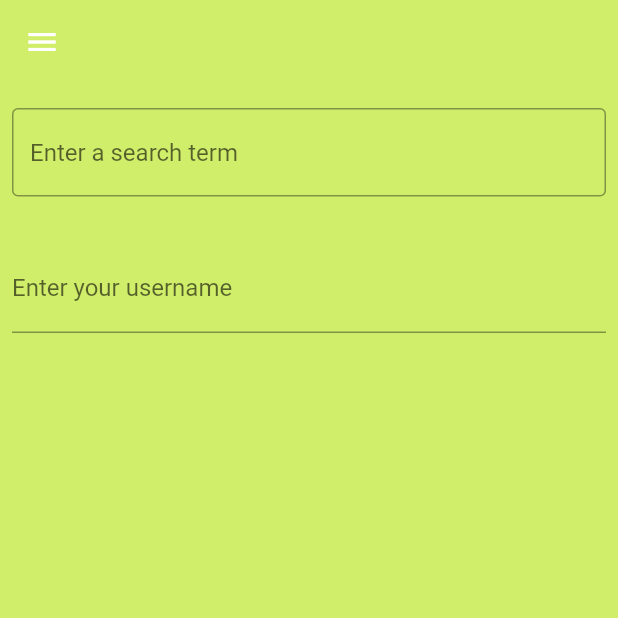
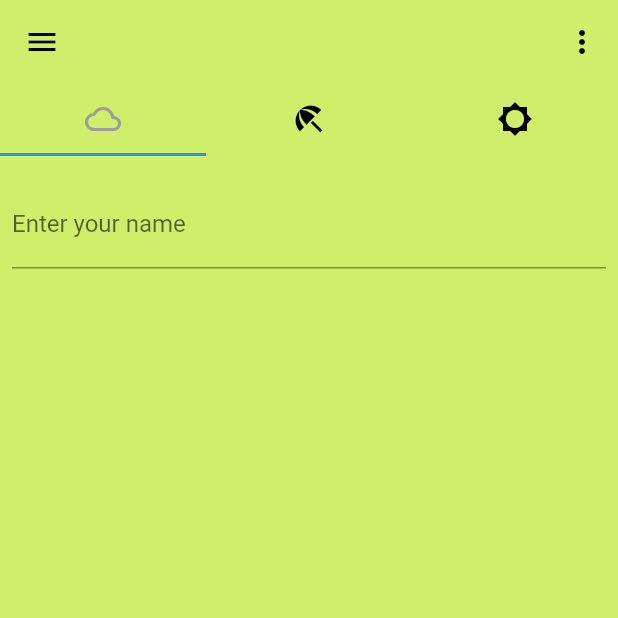
Before and after one commit to Madhukaran/alert_system, a Flutter app: the screen it shows after launch, on a phone screen of 412 x 824 dp, the top half of it. Run offline on Flutter 3.47's test engine with Material 2 defaults, Android fonts, the light colour scheme and no system bars.

Commit message:
added tab view on the main page

```diff
--- a/lib/main.dart
+++ b/lib/main.dart
@@ -32,13 +32,15 @@ class MyHomePage extends StatefulWidget {
   State<MyHomePage> createState() => _MyHomePageState();
 }
 
-class _MyHomePageState extends State<MyHomePage> {
+class _MyHomePageState extends State<MyHomePage> with TickerProviderStateMixin {
   late TextEditingController _controller;
+  late TabController _tabController;
 
   @override
   void initState() {
     super.initState();
     _controller = TextEditingController();
+    _tabController = TabController(length: 3, vsync: this);
   }
 
   @override
@@ -53,6 +55,26 @@ class _MyHomePageState extends State<MyHomePage> {
       appBar: AppBar(
         backgroundColor: Color.fromRGBO(209, 238, 106, 1),
         shadowColor: Color.fromARGB(0, 244, 67, 54),
+        actions: <Widget>[
+          IconButton(onPressed: () {}, icon: const Icon(Icons.more_vert))
+        ],
+        iconTheme: IconThemeData(color: Colors.black),
+        bottom: TabBar(
+          labelColor: Colors.grey,
+          unselectedLabelColor: Colors.black,
+          controller: _tabController,
+          tabs: const <Widget>[
+            Tab(
+              icon: Icon(Icons.cloud_outlined),
+            ),
+            Tab(
+              icon: Icon(Icons.beach_access_sharp),
+            ),
+            Tab(
+              icon: Icon(Icons.brightness_5_sharp),
+            ),
+          ],
+        ),
       ),
       drawer: Drawer(
         child: ListView(
@@ -99,21 +121,12 @@ class MyCustomForm extends StatelessWidget {
     return Column(
       crossAxisAlignment: CrossAxisAlignment.start,
       children: <Widget>[
-        const Padding(
-          padding: EdgeInsets.symmetric(horizontal: 8, vertical: 16),
-          child: TextField(
-            decoration: InputDecoration(
-              border: OutlineInputBorder(),
-              hintText: 'Enter a search term',
-            ),
-          ),
-        ),
         Padding(
           padding: const EdgeInsets.symmetric(horizontal: 8, vertical: 16),
           child: TextFormField(
             decoration: const InputDecoration(
               border: UnderlineInputBorder(),
-              labelText: 'Enter your username',
+              labelText: 'Enter your name',
             ),
           ),
         ),
```
